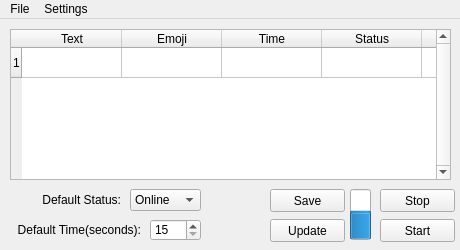
The window that GUI.ui (KuFoX-kfx/AMDS) describes before a commit, drawn with Qt 5.
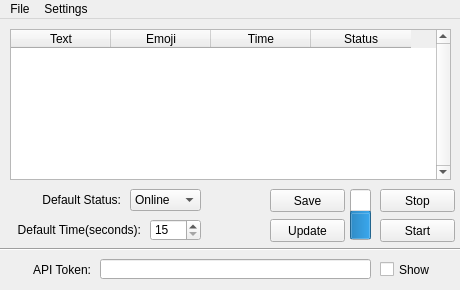
The same window after the commit.

The edit to the form file:
```diff
--- a/GUI.ui
+++ b/GUI.ui
@@ -10,7 +10,7 @@
     <x>0</x>
     <y>0</y>
     <width>460</width>
-    <height>250</height>
+    <height>290</height>
    </rect>
   </property>
   <property name="sizePolicy">
@@ -57,7 +57,10 @@
      <enum>Qt::SolidLine</enum>
     </property>
     <property name="rowCount">
-     <number>1</number>
+     <number>0</number>
+    </property>
+    <property name="columnCount">
+     <number>4</number>
     </property>
     <attribute name="horizontalHeaderVisible">
      <bool>true</bool>
@@ -71,7 +74,6 @@
     <attribute name="horizontalHeaderDefaultSectionSize">
      <number>100</number>
     </attribute>
-    <row/>
     <column>
      <property name="text">
       <string>Text</string>
@@ -92,10 +94,6 @@
       <string>Status</string>
      </property>
     </column>
-    <column/>
-    <column/>
-    <column/>
-    <column/>
    </widget>
    <widget class="QLabel" name="label">
     <property name="geometry">
@@ -258,6 +256,61 @@
      <enum>QProgressBar::TopToBottom</enum>
     </property>
    </widget>
+   <widget class="QLabel" name="label_3">
+    <property name="geometry">
+     <rect>
+      <x>0</x>
+      <y>240</y>
+      <width>91</width>
+      <height>21</height>
+     </rect>
+    </property>
+    <property name="text">
+     <string>API Token:</string>
+    </property>
+    <property name="alignment">
+     <set>Qt::AlignRight|Qt::AlignTrailing|Qt::AlignVCenter</set>
+    </property>
+   </widget>
+   <widget class="Line" name="line">
+    <property name="geometry">
+     <rect>
+      <x>0</x>
+      <y>220</y>
+      <width>461</width>
+      <height>21</height>
+     </rect>
+    </property>
+    <property name="orientation">
+     <enum>Qt::Horizontal</enum>
+    </property>
+   </widget>
+   <widget class="QLineEdit" name="LNEDIT_APIToken">
+    <property name="geometry">
+     <rect>
+      <x>100</x>
+      <y>240</y>
+      <width>271</width>
+      <height>20</height>
+     </rect>
+    </property>
+    <property name="echoMode">
+     <enum>QLineEdit::Password</enum>
+    </property>
+   </widget>
+   <widget class="QCheckBox" name="CHKBOX_APIToken">
+    <property name="geometry">
+     <rect>
+      <x>380</x>
+      <y>240</y>
+      <width>71</width>
+      <height>21</height>
+     </rect>
+    </property>
+    <property name="text">
+     <string>Show</string>
+    </property>
+   </widget>
    <zorder>label</zorder>
    <zorder>label_2</zorder>
    <zorder>CMBBOX_Status</zorder>
```
Left out of the diff: 4 changed lines with no effect on the pictures.
